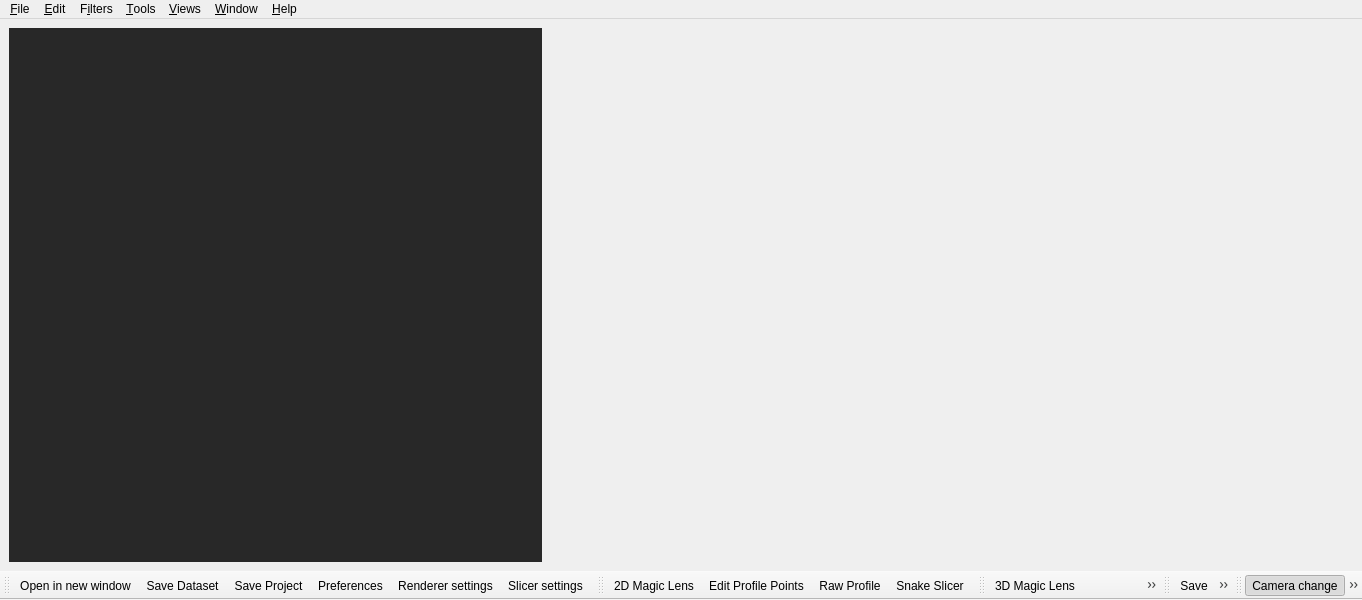
First picture: the form in libs/gui/Mainwindow.ui, repository 3dct/open_iA, before the edit.
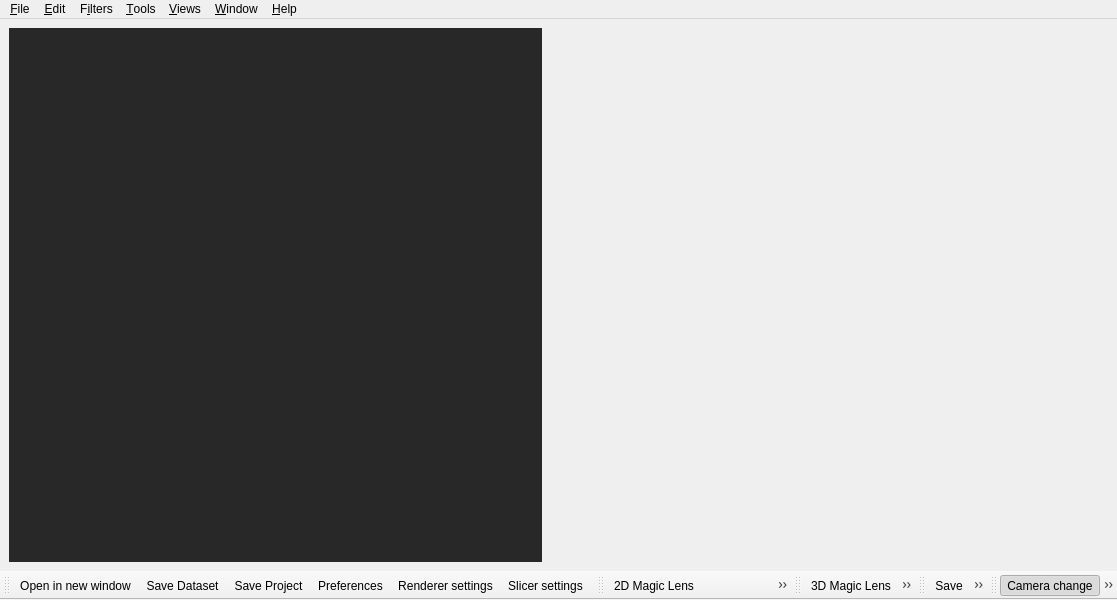
Second picture: the form after the edit. Icons and pictures are not drawn.

```diff
--- a/libs/gui/Mainwindow.ui
+++ b/libs/gui/Mainwindow.ui
@@ -6,7 +6,7 @@
    <rect>
     <x>0</x>
     <y>0</y>
-    <width>1362</width>
+    <width>1117</width>
     <height>600</height>
    </rect>
   </property>
@@ -54,7 +54,7 @@
     <rect>
      <x>0</x>
      <y>0</y>
-     <width>1362</width>
+     <width>1117</width>
      <height>22</height>
     </rect>
    </property>
```
Left out of the diff: 35 changed lines with no effect on the pictures.
